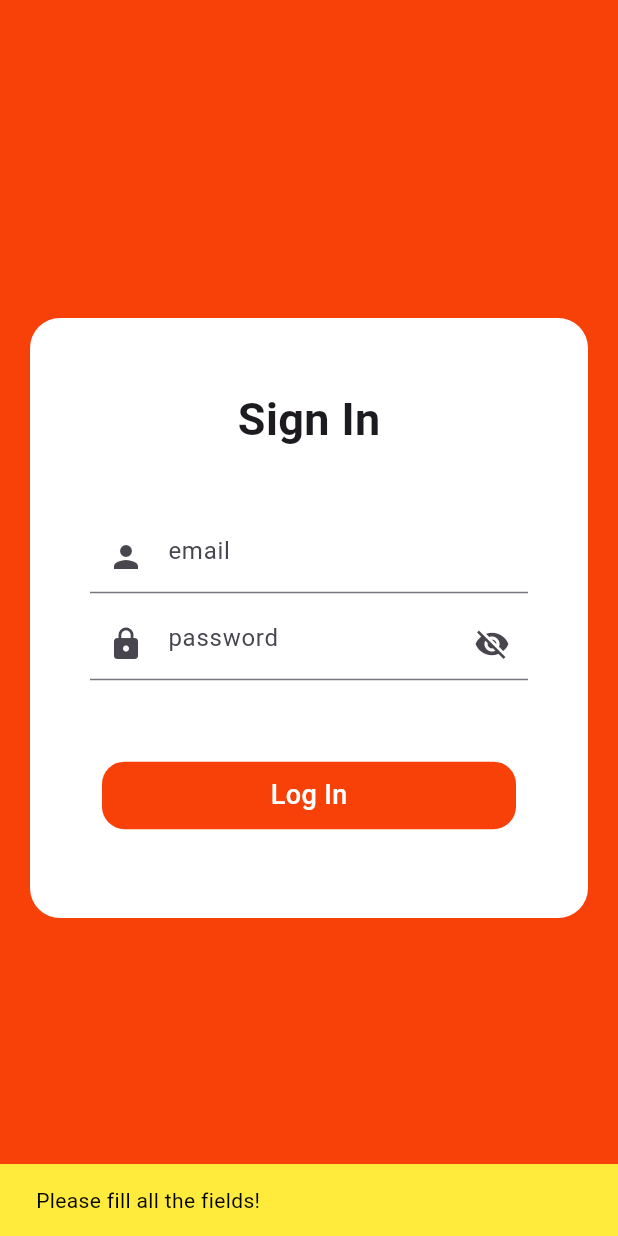
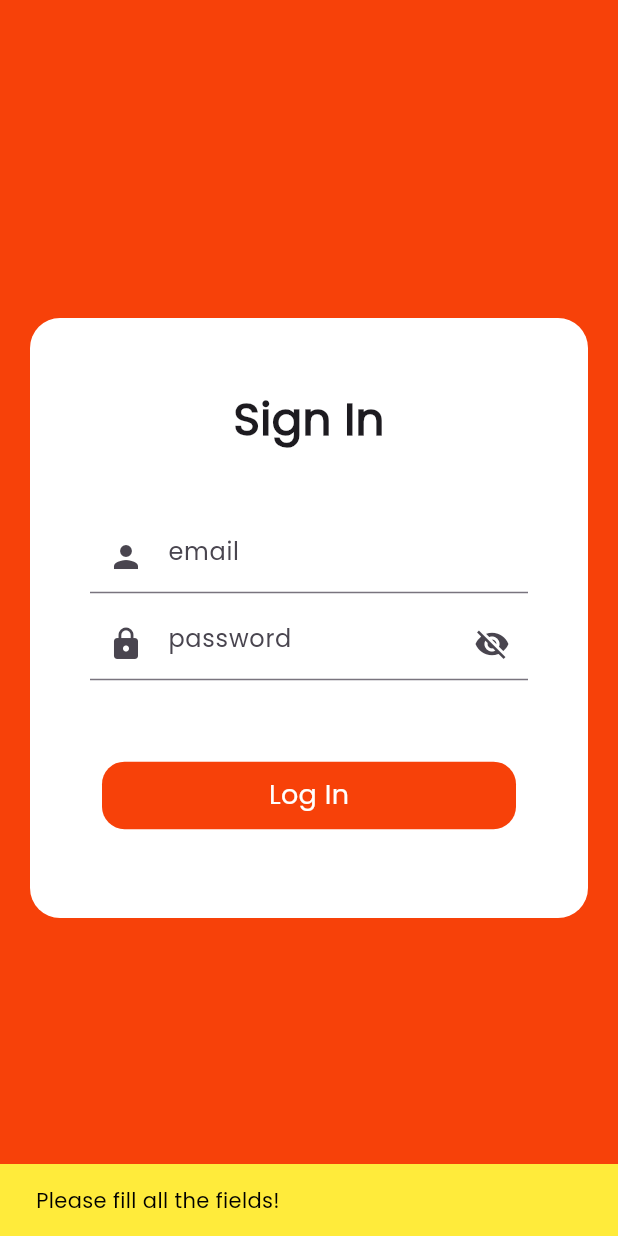
Before and after one commit to bikalchudal11/attendance_mangement_system, a Flutter app: the screen it shows after launch, after a tap on "Log In", on a phone screen of 412 x 824 dp. Run offline on Flutter 3.47's test engine with Material 3 defaults, Android fonts, the light colour scheme and no system bars; our stand-ins replace cloud_firestore, firebase_auth, firebase_core, google_fonts, pdf; missing offline and left inert: dart:html, dart:js; accounts and stored records are empty.

Commit message:
done project

```diff
--- a/lib/main.dart
+++ b/lib/main.dart
@@ -19,9 +19,10 @@ class MyApp extends StatelessWidget {
   @override
   Widget build(BuildContext context) {
     return MaterialApp(
+      theme: ThemeData(fontFamily: 'Poppins'),
       // after completion of the project
       onGenerateRoute: AppRouter.getRoute,
-      initialRoute: Routes.loginScreen,
+      initialRoute: Routes.splash,
       // home: StudentReport(
       //   passDate: 'test',
       // ),
--- a/lib/view/resources/routes/routes.dart
+++ b/lib/view/resources/routes/routes.dart
@@ -1,14 +1,14 @@
 import 'package:attendance_mangement_system/view/resources/custom_widgets/change_password_page.dart';
 import 'package:attendance_mangement_system/view/screens/admin_panel/admin_setting.dart';
+import 'package:attendance_mangement_system/view/screens/parent_panel/parent_home.dart';
+import 'package:attendance_mangement_system/view/screens/parent_panel/parent_profile.dart';
+import 'package:attendance_mangement_system/view/screens/splash_screen.dart';
 import 'package:attendance_mangement_system/view/screens/student_panel/student_setting.dart';
 import 'package:attendance_mangement_system/view/screens/student_panel/add_student_page.dart';
 import 'package:attendance_mangement_system/view/screens/teachers_panel/add_teacher_page.dart';
 import 'package:attendance_mangement_system/view/screens/admin_panel/admin_home.dart';
 import 'package:attendance_mangement_system/view/screens/teachers_panel/teacher_attendance.dart';
-import 'package:attendance_mangement_system/view/screens/teachers_panel/teacher_edit_page.dart';
 import 'package:attendance_mangement_system/view/screens/login_screen.dart';
-import 'package:attendance_mangement_system/view/screens/admin_panel/parent_panel/parent_home.dart';
-import 'package:attendance_mangement_system/view/screens/admin_panel/parent_panel/parent_profile.dart';
 import 'package:attendance_mangement_system/view/screens/student_panel/student_home.dart';
 import 'package:attendance_mangement_system/view/screens/student_panel/student_attendance.dart';
 import 'package:attendance_mangement_system/view/screens/student_panel/student_edit_page.dart';
@@ -20,7 +20,7 @@ import 'package:flutter/material.dart';
 
 class Routes {
   // splash
-  // static const String splash = '/';
+  static const String splash = '/';
 
   //login
   static const String loginScreen = '/loginScreen';
@@ -59,8 +59,8 @@ class Routes {
 class AppRouter {
   static Route<dynamic> getRoute(RouteSettings routeSettings) {
     switch (routeSettings.name) {
-      // case '/':
-      //   return MaterialPageRoute(builder: (_) => const SplashScreen());
+      case '/':
+        return MaterialPageRoute(builder: (_) => const SplashScreen());
 
       case '/loginScreen':
 
@@ -106,8 +106,7 @@ class AppRouter {
         return MaterialPageRoute(builder: (_) => const AddStudentPage());
       case '/teacherAttendance':
         return MaterialPageRoute(builder: (_) => const TeacherAttendance());
-      case '/teacherEdit':
-        return MaterialPageRoute(builder: (_) => const TeacherEditPage());
+
       case '/studentEdit':
         return MaterialPageRoute(builder: (_) => const StudentEditPage());
       case '/adminSettings':
--- a/lib/view/screens/login_screen.dart
+++ b/lib/view/screens/login_screen.dart
@@ -57,7 +57,6 @@ class _LoginScreenState extends State<LoginScreen> {
           for (var element in snapshotTeacher.docs) {
             if (element['email'] == email && element['role'] == "teacher") {
               Navigator.pushReplacementNamed(context, Routes.teacherPanel);
-              // print(element['email'] + " " + element['role']);
             }
           }
 
@@ -77,7 +76,6 @@ class _LoginScreenState extends State<LoginScreen> {
           for (var element in snapshotParent.docs) {
             if (element['email'] == email && element['role'] == "parent") {
               Navigator.pushReplacementNamed(context, Routes.parentPanel);
-              // print(element['email'] + " " + element['role']);
             }
           }
         }
--- a/lib/view/screens/splash_screen.dart
+++ b/lib/view/screens/splash_screen.dart
@@ -34,15 +34,17 @@ class _SplashScreenState extends State<SplashScreen> {
         mainAxisAlignment: MainAxisAlignment.center,
         crossAxisAlignment: CrossAxisAlignment.center,
         children: [
-          Text("  Attendance\nManagement\n      System",
-              style: GoogleFonts.poppins(
-                  color: Colors.white,
-                  fontWeight: FontWeight.bold,
-                  fontSize: 40,
-                  decoration: TextDecoration.none,
-                  fontStyle: FontStyle.italic)),
+          Text(
+            "  Attendance\nManagement\n      System",
+            style: TextStyle(
+              color: Colors.white,
+              fontWeight: FontWeight.bold,
+              fontSize: 45,
+              decoration: TextDecoration.none,
+            ),
+          ),
           SizedBox(
-            height: 20,
+            height: 40,
           ),
           CircularProgressIndicator(
             color: Colors.white,
```
Also changed, not shown: pubspec.yaml (+4 -4 lines), assets/fonts/Poppins-Regular.ttf (added).
